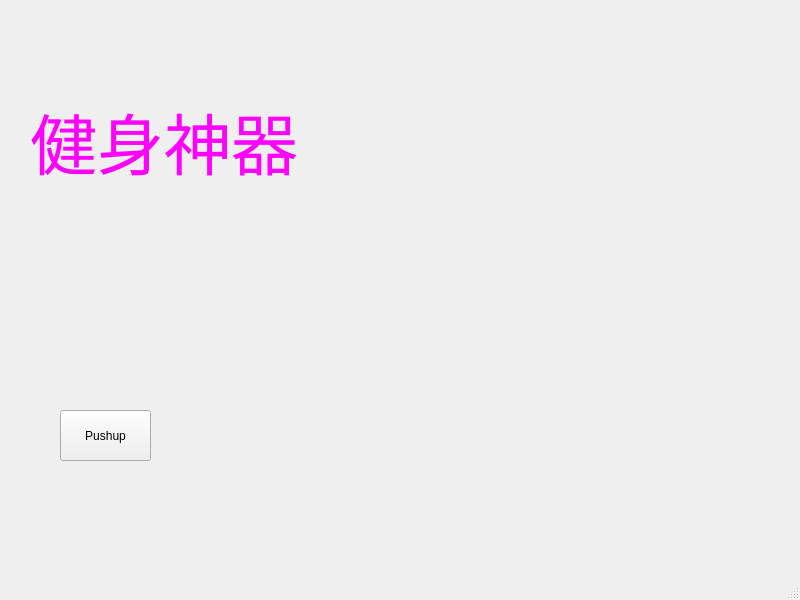
Old version of the form UI/workout.ui in the repository VanLinLin/workout-app.
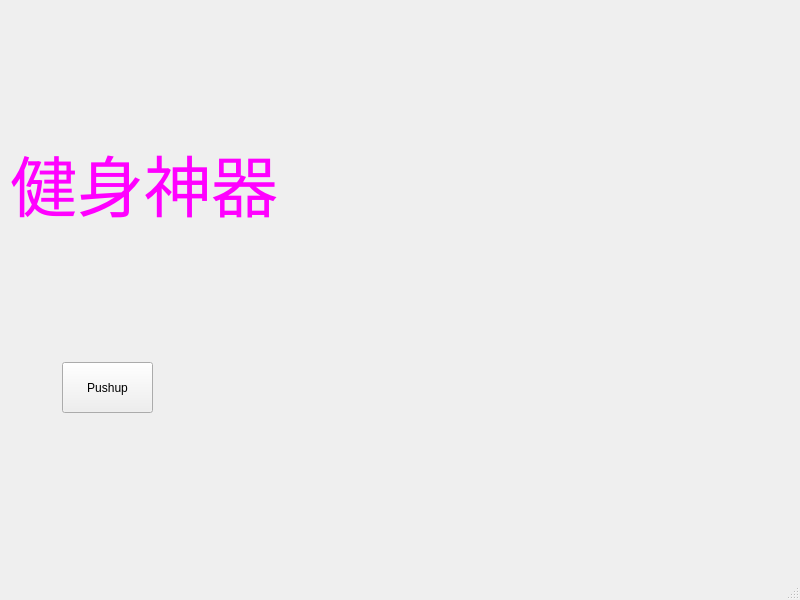
New version of the form. Icons and pictures are not drawn.

Commit message: add mediapipe algorithm to detect the pushup posture

```diff
--- a/UI/workout.ui
+++ b/UI/workout.ui
@@ -14,34 +14,39 @@
    <string>MainWindow</string>
   </property>
   <widget class="QWidget" name="centralwidget">
-   <widget class="QPushButton" name="push_up_button">
+   <widget class="QWidget" name="">
     <property name="geometry">
      <rect>
-      <x>60</x>
-      <y>410</y>
-      <width>91</width>
-      <height>51</height>
+      <x>10</x>
+      <y>10</y>
+      <width>763</width>
+      <height>501</height>
      </rect>
     </property>
-    <property name="whatsThis">
-     <string>&lt;html&gt;&lt;head/&gt;&lt;body&gt;&lt;p&gt;開始伏地挺身!!!&lt;/p&gt;&lt;/body&gt;&lt;/html&gt;</string>
-    </property>
-    <property name="text">
-     <string>Pushup</string>
-    </property>
-   </widget>
-   <widget class="QWidget" name="layoutWidget">
-    <property name="geometry">
-     <rect>
-      <x>30</x>
-      <y>21</y>
-      <width>806</width>
-      <height>241</height>
-     </rect>
-    </property>
+    <layout class="QVBoxLayout" name="verticalLayout">
+     <item>
+      <spacer name="verticalSpacer_3">
+       <property name="orientation">
+        <enum>Qt::Vertical</enum>
+       </property>
+       <property name="sizeHint" stdset="0">
+        <size>
+         <width>20</width>
+         <height>18</height>
+        </size>
+       </property>
+      </spacer>
+     </item>
+     <item>
     <layout class="QHBoxLayout" name="horizontalLayout">
      <item>
       <widget class="QLabel" name="label">
+         <property name="minimumSize">
+          <size>
+           <width>268</width>
+           <height>80</height>
+          </size>
+         </property>
        <property name="font">
         <font>
          <pointsize>50</pointsize>
@@ -67,16 +72,113 @@
      </item>
      <item>
       <widget class="QLabel" name="john_cena">
+         <property name="minimumSize">
+          <size>
+           <width>278</width>
+           <height>221</height>
+          </size>
+         </property>
        <property name="text">
         <string/>
        </property>
        <property name="pixmap">
-        <pixmap>../sources/gif/no_cat.gif</pixmap>
+          <pixmap>../sources/gif/john_cena.gif</pixmap>
        </property>
        <property name="alignment">
         <set>Qt::AlignCenter</set>
        </property>
       </widget>
+       </item>
+      </layout>
+     </item>
+     <item>
+      <spacer name="verticalSpacer">
+       <property name="orientation">
+        <enum>Qt::Vertical</enum>
+       </property>
+       <property name="sizeHint" stdset="0">
+        <size>
+         <width>20</width>
+         <height>40</height>
+        </size>
+       </property>
+      </spacer>
+     </item>
+     <item>
+      <layout class="QHBoxLayout" name="horizontalLayout_3">
+       <item>
+        <spacer name="horizontalSpacer_3">
+         <property name="orientation">
+          <enum>Qt::Horizontal</enum>
+         </property>
+         <property name="sizeHint" stdset="0">
+          <size>
+           <width>40</width>
+           <height>20</height>
+          </size>
+         </property>
+        </spacer>
+       </item>
+       <item>
+        <layout class="QHBoxLayout" name="horizontalLayout_2">
+         <item>
+          <widget class="QPushButton" name="push_up_button">
+           <property name="minimumSize">
+            <size>
+             <width>91</width>
+             <height>51</height>
+            </size>
+           </property>
+           <property name="whatsThis">
+            <string>&lt;html&gt;&lt;head/&gt;&lt;body&gt;&lt;p&gt;開始伏地挺身!!!&lt;/p&gt;&lt;/body&gt;&lt;/html&gt;</string>
+           </property>
+           <property name="text">
+            <string>Pushup</string>
+           </property>
+          </widget>
+         </item>
+         <item>
+          <spacer name="horizontalSpacer_2">
+           <property name="orientation">
+            <enum>Qt::Horizontal</enum>
+           </property>
+           <property name="sizeHint" stdset="0">
+            <size>
+             <width>568</width>
+             <height>20</height>
+            </size>
+           </property>
+          </spacer>
+         </item>
+        </layout>
+       </item>
+       <item>
+        <spacer name="horizontalSpacer_4">
+         <property name="orientation">
+          <enum>Qt::Horizontal</enum>
+         </property>
+         <property name="sizeHint" stdset="0">
+          <size>
+           <width>40</width>
+           <height>20</height>
+          </size>
+         </property>
+        </spacer>
+       </item>
+      </layout>
+     </item>
+     <item>
+      <spacer name="verticalSpacer_2">
+       <property name="orientation">
+        <enum>Qt::Vertical</enum>
+       </property>
+       <property name="sizeHint" stdset="0">
+        <size>
+         <width>20</width>
+         <height>98</height>
+        </size>
+       </property>
+      </spacer>
      </item>
     </layout>
    </widget>
```
Lines whose indentation alone changed are shown as unchanged. The commit also changes 7 other files.
